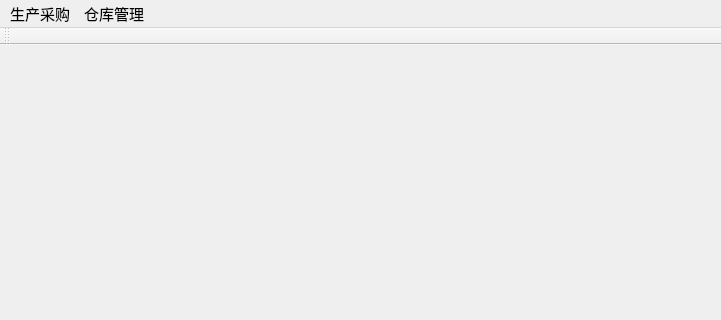
The window that mainwindow.ui (xujunmingbest/TuYuErp) describes before a commit, drawn with Qt 5; both pictures show x 0 to 721 and y 0 to 320 of the 721 by 466 pixel window.
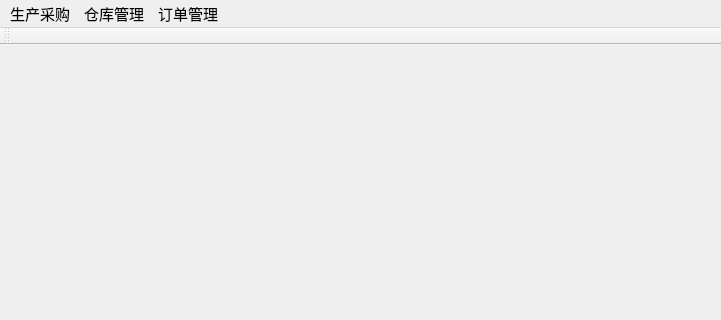
The same window after the commit.

Commit message: 添加订单合同 还没做好

What changed in the file:
```diff
--- a/mainwindow.ui
+++ b/mainwindow.ui
@@ -48,8 +48,14 @@
      <string>仓库管理</string>
     </property>
    </widget>
+   <widget class="QMenu" name="menu_dingdan">
+    <property name="title">
+     <string>订单管理</string>
+    </property>
+   </widget>
    <addaction name="menu"/>
    <addaction name="menu_cangku"/>
+   <addaction name="menu_dingdan"/>
   </widget>
   <widget class="QStatusBar" name="statusBar"/>
   <widget class="QToolBar" name="toolBar">
```
The commit also changes 81 other files.
